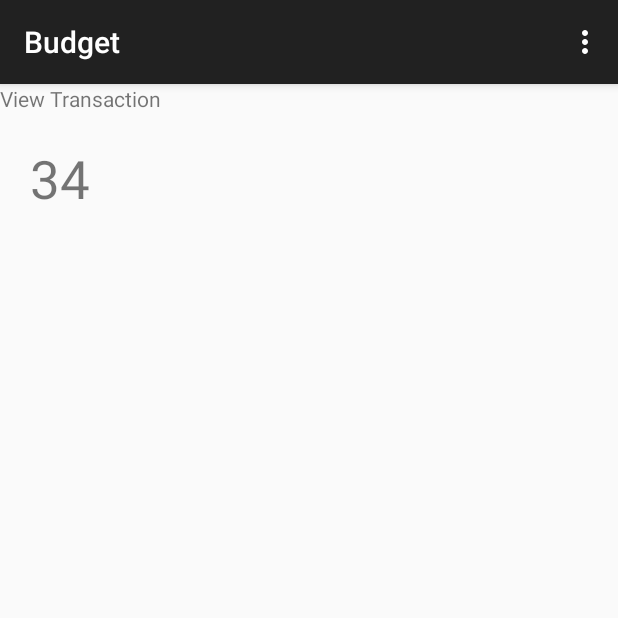
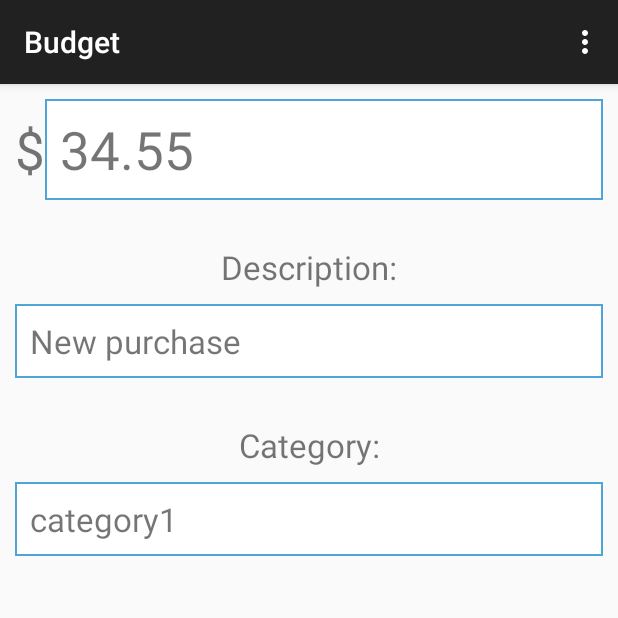
Before and after one commit to shamgang/easymoney, an Android app: the screen it shows after launch (MainActivity), after a tap on "New purchase", on a phone screen of 412 x 824 dp, the top half of it. Run offline under Robolectric (Android 15) with nearby library versions, the phone set to English and light mode, and no system bars; 5 statements that could not run were skipped.

Commit message:
add more data and design to view transaction page

```diff
--- a/app/src/main/java/com/shamik/budget/app/ViewTransactionFragment.java
+++ b/app/src/main/java/com/shamik/budget/app/ViewTransactionFragment.java
@@ -13,10 +13,15 @@ import android.widget.TextView;
 public class ViewTransactionFragment extends BaseFullscreenFragment {
     @Override
     public View onCreateView(LayoutInflater inflater, ViewGroup container, Bundle savedInstanceState) {
+        int position = getArguments().getInt("position");
+        Transaction transaction = ((MainActivity)getActivity()).mTransactionStubList.get(position);
         View view = inflater.inflate(R.layout.fragment_view_transaction, container, false);
         TextView viewTransactionAmount = (TextView)view.findViewById(R.id.view_transaction_amount);
-        int position = getArguments().getInt("position");
-        viewTransactionAmount.setText(((MainActivity)getActivity()).mTransactionStubList.get(position).getAmountDollars().toString());
+        viewTransactionAmount.setText(transaction.getAmountDollars().toString() + "." + transaction.getAmountCents().toString());
+        TextView vewTransactionDescription = (TextView)view.findViewById(R.id.view_transaction_description);
+        vewTransactionDescription.setText(transaction.getDescription());
+        TextView viewTransactionCategory = (TextView)view.findViewById(R.id.view_transaction_category);
+        viewTransactionCategory.setText(transaction.getCategory().getName());
         return view;
     }
 
--- a/app/src/main/res/layout/fragment_add_transaction.xml
+++ b/app/src/main/res/layout/fragment_add_transaction.xml
@@ -2,8 +2,7 @@
 
 <RelativeLayout xmlns:android="http://schemas.android.com/apk/res/android"
     android:layout_width="match_parent"
-    android:layout_height="match_parent"
-    android:padding="10dp" >
+    android:layout_height="match_parent" >
 
     <!-- footer -->
     <LinearLayout
@@ -35,7 +34,8 @@
         android:layout_width="match_parent"
         android:layout_height="match_parent"
         android:orientation="vertical"
-        android:layout_above="@id/add_transaction_footer">
+        android:layout_above="@id/add_transaction_footer"
+        android:padding="10dp" >
 
         <!-- amount -->
         <LinearLayout
@@ -65,7 +65,7 @@
         <TextView
             android:layout_width="match_parent"
             android:layout_height="wrap_content"
-            android:text="@string/add_transaction_description_label"
+            android:text="@string/transaction_description_label"
             android:textSize="10pt"
             android:padding="10dp"
             android:gravity="center"/>
--- a/app/src/main/res/layout/fragment_view_transaction.xml
+++ b/app/src/main/res/layout/fragment_view_transaction.xml
@@ -2,18 +2,66 @@
 
 <LinearLayout xmlns:android="http://schemas.android.com/apk/res/android"
     android:orientation="vertical" android:layout_width="match_parent"
-    android:layout_height="match_parent">
+    android:layout_height="match_parent"
+    android:padding="10dp" >
 
+    <!-- amount -->
+    <LinearLayout
+        android:layout_width="match_parent"
+        android:layout_height="wrap_content"
+        android:orientation="horizontal"
+        android:layout_marginBottom="10dp" >
+
+        <TextView
+            android:layout_width="wrap_content"
+            android:layout_height="wrap_content"
+            android:text="@string/dollar"
+            android:textSize="16pt"/>
+
+        <TextView
+            android:id="@+id/view_transaction_amount"
+            android:layout_width="match_parent"
+            android:layout_height="wrap_content"
+            android:background="@drawable/rect"
+            android:padding="10dp"
+            android:textSize="16pt"
+            android:layout_marginBottom="10dp" />
+
+    </LinearLayout>
+
+    <!-- description -->
     <TextView
         android:layout_width="match_parent"
         android:layout_height="wrap_content"
-        android:text="View Transaction" />
-
+        android:text="@string/transaction_description_label"
+        android:textSize="10pt"
+        android:padding="10dp"
+        android:gravity="center"/>
     <TextView
-        android:id="@+id/view_transaction_amount"
+        android:id="@+id/view_transaction_description"
         android:layout_width="match_parent"
         android:layout_height="wrap_content"
-        android:padding="20dp"
-        android:textSize="16pt" />
+        android:background="@drawable/rect"
+        android:padding="10dp"
+        android:textSize="10pt"
+        android:layout_marginBottom="20dp" />
+
+    <!-- category -->
+    <TextView
+        android:layout_width="match_parent"
+        android:layout_height="wrap_content"
+        android:text="@string/transaction_category_label"
+        android:textSize="10pt"
+        android:padding="10dp"
+        android:gravity="center"/>
+    <TextView
+        android:id="@+id/view_transaction_category"
+        android:layout_width="match_parent"
+        android:layout_height="wrap_content"
+        android:background="@drawable/rect"
+        android:padding="10dp"
+        android:textSize="10pt"
+        android:layout_marginBottom="20dp" />
+
 
 </LinearLayout>
--- a/app/src/main/res/values/strings.xml
+++ b/app/src/main/res/values/strings.xml
@@ -22,7 +22,7 @@
     <string name="cancel_button">Cancel</string>
     <string name="save_button">Save</string>
     <string name="dollar">$</string>
-    <string name="add_transaction_description_label">Description:</string>
+    <string name="transaction_description_label">Description:</string>
     <string name="categorize_button">Categorize</string>
 
     <!-- AddCategoryDialogFragment -->
@@ -34,7 +34,8 @@
     <string name="choose_category_button">Category</string>
 
     <!-- ViewTransactionFragment -->
-    <string name="view_transaction_fragment_title">View Item</string>
+    <string name="view_transaction_fragment_title">View Transaction</string>
+    <string name="transaction_category_label">Category:</string>
 
     <!-- Widget -->
     <string name="widget_quickadd_button">+Transaction</string>
```
